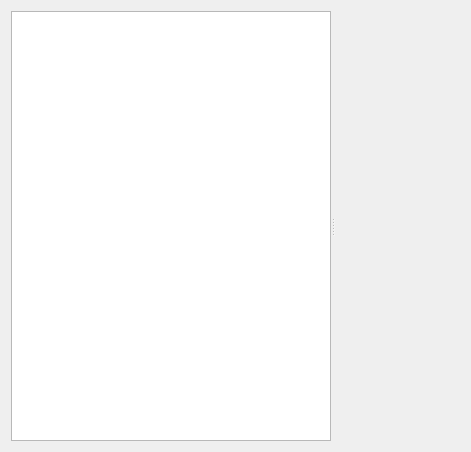
The window that src/widgets/commitswidget.ui (KDE/kommit) describes before a commit, drawn with Qt 5.
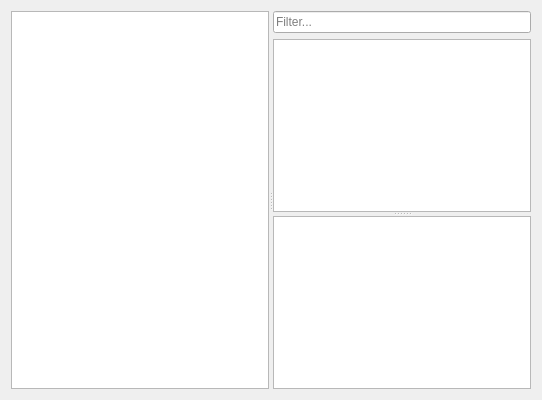
The same window after the commit. Icons and pictures are not drawn. Custom widgets are drawn as their Qt base class.

Commit message: Add filter to commits widget

The edit to the form file:
```diff
--- a/src/widgets/commitswidget.ui
+++ b/src/widgets/commitswidget.ui
@@ -6,8 +6,8 @@
    <rect>
     <x>0</x>
     <y>0</y>
-    <width>471</width>
-    <height>452</height>
+    <width>542</width>
+    <height>400</height>
    </rect>
   </property>
   <property name="windowTitle">
@@ -17,9 +17,9 @@
    <iconset theme="git-commit">
     <normaloff>.</normaloff>.</iconset>
   </property>
-  <layout class="QVBoxLayout" name="verticalLayout">
+  <layout class="QHBoxLayout" name="horizontalLayout">
    <item>
-    <widget class="QSplitter" name="splitter">
+    <widget class="QSplitter" name="splitter_2">
      <property name="orientation">
       <enum>Qt::Horizontal</enum>
      </property>
@@ -31,23 +31,52 @@
        <bool>false</bool>
       </attribute>
      </widget>
-     <widget class="HistoryViewWidget" name="widgetCommitsView" native="true"/>
+     <widget class="QWidget" name="">
+      <layout class="QVBoxLayout" name="verticalLayout">
+       <item>
+        <widget class="QLineEdit" name="lineEditFilter">
+         <property name="placeholderText">
+          <string>Filter...</string>
+         </property>
+        </widget>
+       </item>
+       <item>
+        <widget class="QSplitter" name="splitter">
+         <property name="orientation">
+          <enum>Qt::Vertical</enum>
+         </property>
+         <widget class="TreeView" name="treeViewHistory">
+          <property name="contextMenuPolicy">
+           <enum>Qt::CustomContextMenu</enum>
+          </property>
+          <property name="rootIsDecorated">
+           <bool>false</bool>
+          </property>
+         </widget>
+         <widget class="LogDetailsWidget" name="textBrowser">
+          <property name="openLinks">
+           <bool>false</bool>
+          </property>
+         </widget>
+        </widget>
+       </item>
+      </layout>
+     </widget>
     </widget>
    </item>
   </layout>
  </widget>
  <customwidgets>
-  <customwidget>
-   <class>HistoryViewWidget</class>
-   <extends>QWidget</extends>
-   <header>widgets/historyviewwidget.h</header>
-   <container>1</container>
-  </customwidget>
   <customwidget>
    <class>TreeView</class>
    <extends>QTreeView</extends>
    <header>core/treeview.h</header>
   </customwidget>
+  <customwidget>
+   <class>LogDetailsWidget</class>
+   <extends>QTextBrowser</extends>
+   <header>widgets/logdetailswidget.h</header>
+  </customwidget>
  </customwidgets>
  <resources/>
  <connections/>
```
The commit also changes 9 other files.
